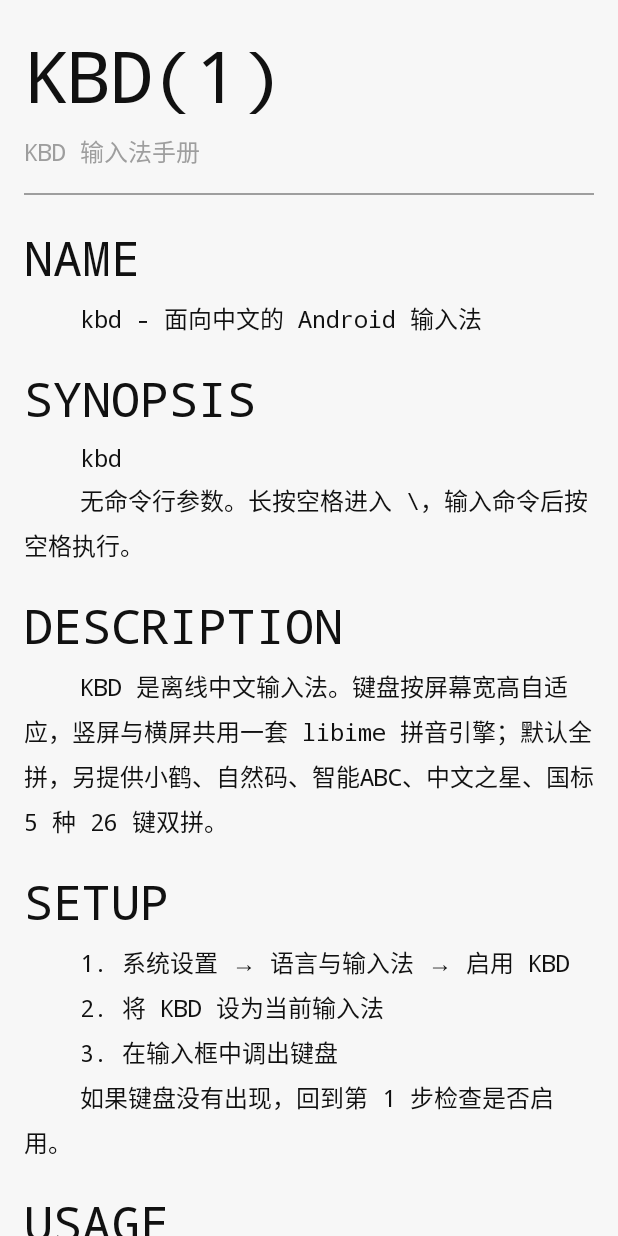
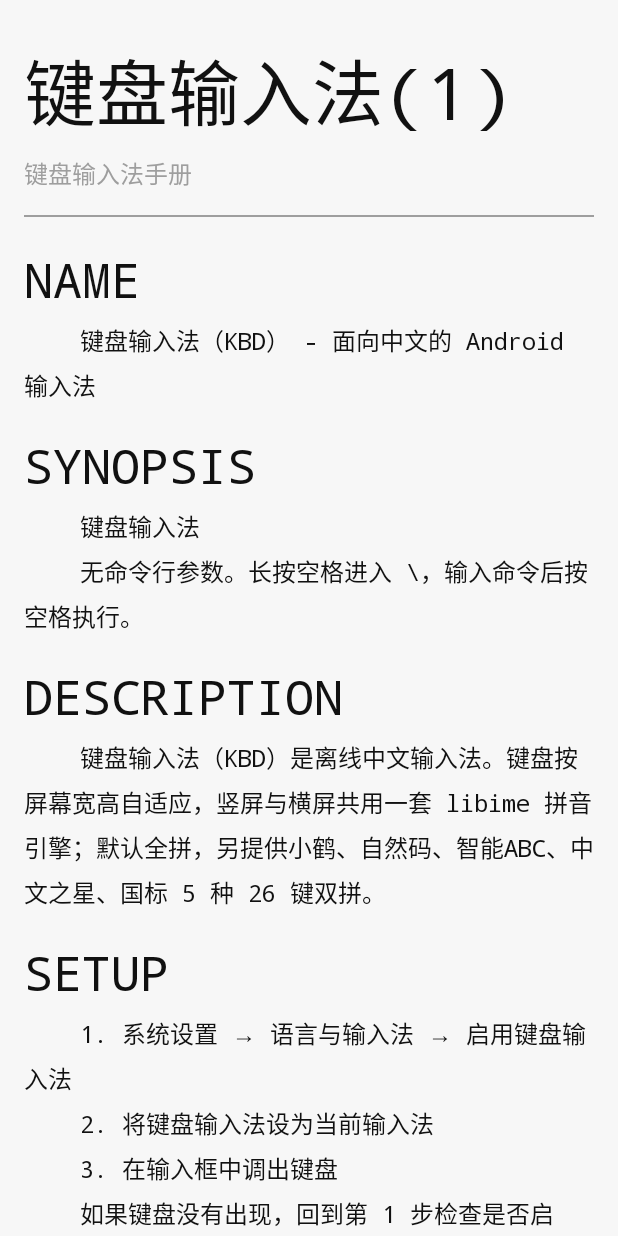
Before and after one commit to one18mb/kbd, an Android app: the screen it shows after launch (MainActivity), on a phone screen of 412 x 824 dp. Run offline under Robolectric (Android 15) with nearby library versions, the phone set to English and light mode, and no system bars; Roboto replaces fonts that are not available here; 2 statements that could not run were skipped.

Commit message:
brand: 启用键盘输入法与太极键盘图标
Android 应用名与输入法名改为键盘输入法（英文环境保留 KBD），加入 T=4 像素对齐图标；官网标题、品牌、favicon 与 OG 图同步，README 与手册改名。

```diff
--- a/android/app/src/main/AndroidManifest.xml
+++ b/android/app/src/main/AndroidManifest.xml
@@ -3,7 +3,8 @@
 
     <application
         android:allowBackup="false"
-        android:label="KBD"
+        android:icon="@mipmap/ic_launcher"
+        android:label="@string/app_name"
         android:supportsRtl="false"
         android:theme="@android:style/Theme.Material.Light.NoActionBar">
 
@@ -19,7 +20,7 @@
         <service
             android:name=".KbdIme"
             android:exported="true"
-            android:label="KBD 输入法"
+            android:label="@string/ime_label"
             android:permission="android.permission.BIND_INPUT_METHOD">
             <intent-filter>
                 <action android:name="android.view.InputMethod" />
--- a/android/app/src/main/java/com/kbd/ime/MainActivity.java
+++ b/android/app/src/main/java/com/kbd/ime/MainActivity.java
@@ -58,17 +58,17 @@ public final class MainActivity extends Activity {
         scroll.addView(root);
 
         addHeader(root);
-        addSection(root, "NAME", "kbd - 面向中文的 Android 输入法");
+        addSection(root, "NAME", "键盘输入法（KBD） - 面向中文的 Android 输入法");
         addSection(root, "SYNOPSIS",
-                "kbd\n"
+                "键盘输入法\n"
                         + "无命令行参数。长按空格进入 \\，输入命令后按空格执行。");
         addSection(root, "DESCRIPTION",
-                "KBD 是离线中文输入法。键盘按屏幕宽高自适应，竖屏与横屏共用"
+                "键盘输入法（KBD）是离线中文输入法。键盘按屏幕宽高自适应，竖屏与横屏共用"
                         + "一套 libime 拼音引擎；默认全拼，另提供小鹤、自然码、"
                         + "智能ABC、中文之星、国标 5 种 26 键双拼。");
         addSection(root, "SETUP",
-                "1. 系统设置 → 语言与输入法 → 启用 KBD\n"
-                        + "2. 将 KBD 设为当前输入法\n"
+                "1. 系统设置 → 语言与输入法 → 启用键盘输入法\n"
+                        + "2. 将键盘输入法设为当前输入法\n"
                         + "3. 在输入框中调出键盘\n"
                         + "如果键盘没有出现，回到第 1 步检查是否启用。");
         addSection(root, "USAGE",
@@ -92,7 +92,7 @@ public final class MainActivity extends Activity {
         addSection(root, "SEE ALSO",
                 "源代码    https://github.com/one18mb/kbd\n"
                         + "问题反馈  https://github.com/one18mb/kbd/issues\n"
-                        + "在线原型  https://one18mb.github.io/kbd/");
+                        + "在线示例  https://one18mb.github.io/kbd/");
         addSection(root, "LICENSE",
                 "GPL-3.0-or-later\n"
                         + "Copyright (C) 2026 one18mb and KBD contributors.\n"
@@ -138,7 +138,7 @@ public final class MainActivity extends Activity {
         root.addView(row);
 
         TextView title = new TextView(this);
-        title.setText("KBD(1)");
+        title.setText("键盘输入法(1)");
         title.setTextSize(TypedValue.COMPLEX_UNIT_SP, 48);
         title.setTypeface(mono);
         title.setTextColor(text);
@@ -156,7 +156,7 @@ public final class MainActivity extends Activity {
         row.addView(version);
 
         TextView subtitle = new TextView(this);
-        subtitle.setText("KBD 输入法手册");
+        subtitle.setText("键盘输入法手册");
         subtitle.setTextSize(TypedValue.COMPLEX_UNIT_SP, 16);
         subtitle.setTypeface(mono);
         subtitle.setTextColor(sub);
--- /dev/null
+++ b/android/app/src/main/res/values/strings.xml
@@ -0,0 +1,5 @@
+<?xml version="1.0" encoding="utf-8"?>
+<resources>
+    <string name="app_name">键盘输入法</string>
+    <string name="ime_label">键盘输入法</string>
+</resources>
```
Also changed, not shown: android/app/src/main/res/mipmap-hdpi/ic_launcher.png (added), android/app/src/main/res/mipmap-mdpi/ic_launcher.png (added), android/app/src/main/res/mipmap-xhdpi/ic_launcher.png (added), android/app/src/main/res/mipmap-xxhdpi/ic_launcher.png (added), android/app/src/main/res/mipmap-xxxhdpi/ic_launcher.png (added), 6 other files.
